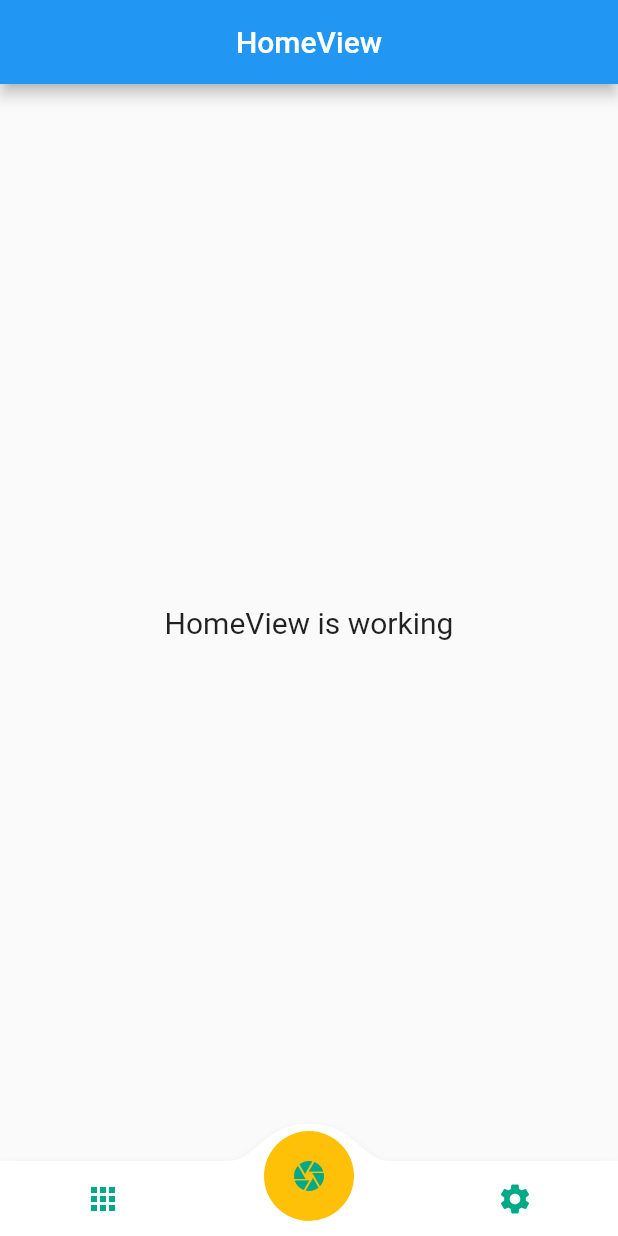
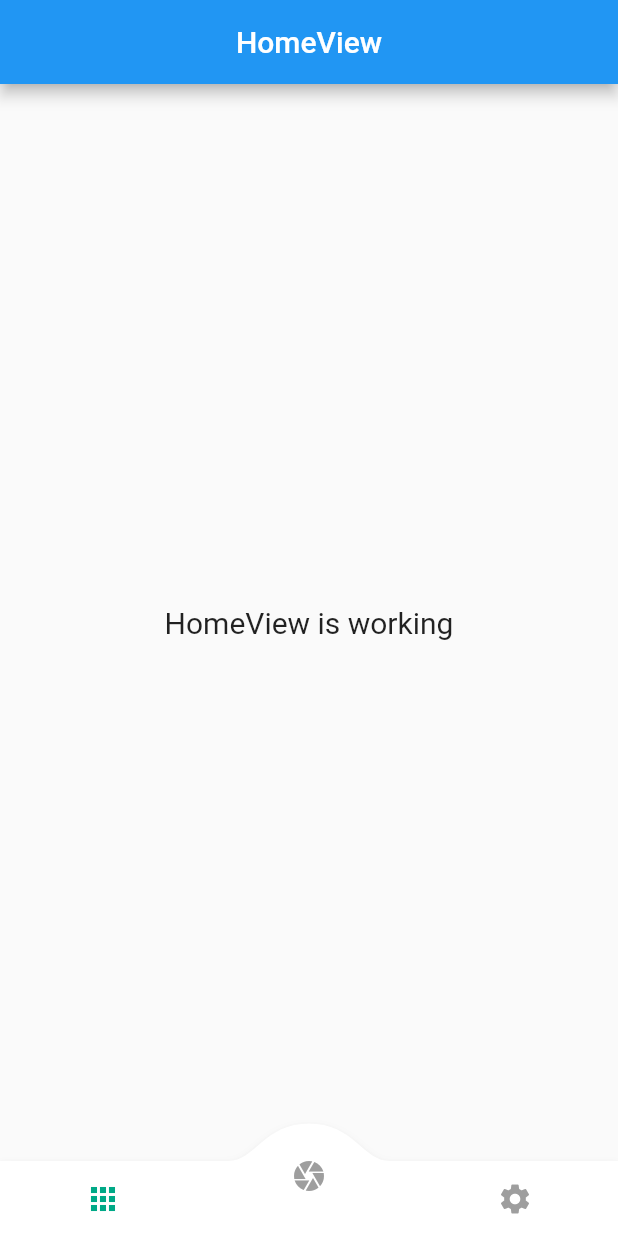
Before and after one commit to Thoriq-ha/latech, a Flutter app: the screen it shows after launch, on a phone screen of 412 x 824 dp. Run offline on Flutter 3.47's test engine with Material 2 defaults, Android fonts, the phone set to English and light mode, and no system bars; drawn by our look-alikes of convex_bottom_bar; our stand-ins replace camera, get, image_picker, sliding_up_panel; missing offline and left inert: flutter_tesseract_ocr, google_mlkit_commons, google_mlkit_text_recognition.

Commit message:
adjust color on tap nav bar

```diff
--- a/lib/app/modules/main/views/main_view.dart
+++ b/lib/app/modules/main/views/main_view.dart
@@ -13,17 +13,17 @@ class MainView extends GetView<MainController> {
     TabItem(
         icon: Icon(
       Icons.apps,
-      color: primary,
+      color: Colors.grey,
     )),
     TabItem(
         icon: Icon(
       Icons.camera,
-      color: primary,
+      color: Colors.grey,
     )),
     TabItem(
         icon: Icon(
       Icons.settings,
-      color: primary,
+      color: Colors.grey,
     ))
   ];
 
@@ -34,18 +34,51 @@ class MainView extends GetView<MainController> {
       return controller.viewBody[controller.currentIndex.value];
     }), bottomNavigationBar: Obx(() {
       return ConvexAppBar(
-          activeColor: Colors.black,
+          // activeColor: Colors.black,
           style: TabStyle.fixedCircle,
           initialActiveIndex: controller.currentIndex.value,
           backgroundColor: Colors.white,
-          color: Colors.amber,
           onTap: (index) {
             controller.currentIndex.value = index;
+
             // if (controller.currentIndex.value == cameraNavBarIndex) {
             //   Get.toNamed(Routes.OCR);
             // }
           },
-          items: tabItem);
+          items: [
+            (controller.currentIndex.value == 0)
+                ? TabItem(
+                icon: Icon(
+                  Icons.apps,
+                  color: primary,
+                )): TabItem(
+              icon: Icon(
+              Icons.apps,
+              color: Colors.grey,
+            ),),
+            (controller.currentIndex.value == 1)
+                ? TabItem(
+                icon: Icon(
+                  Icons.camera,
+                  color: primary,
+                )): TabItem(
+              icon: Icon(
+                Icons.camera,
+                color: Colors.grey,
+              ),),
+            (controller.currentIndex.value == 2)
+                ? TabItem(
+                icon: Icon(
+                  Icons.settings,
+                  color: primary,
+                )): TabItem(
+              icon: Icon(
+                Icons.settings,
+                color: Colors.grey,
+              ),)
+
+
+          ]);
     }));
   }
 }
```
